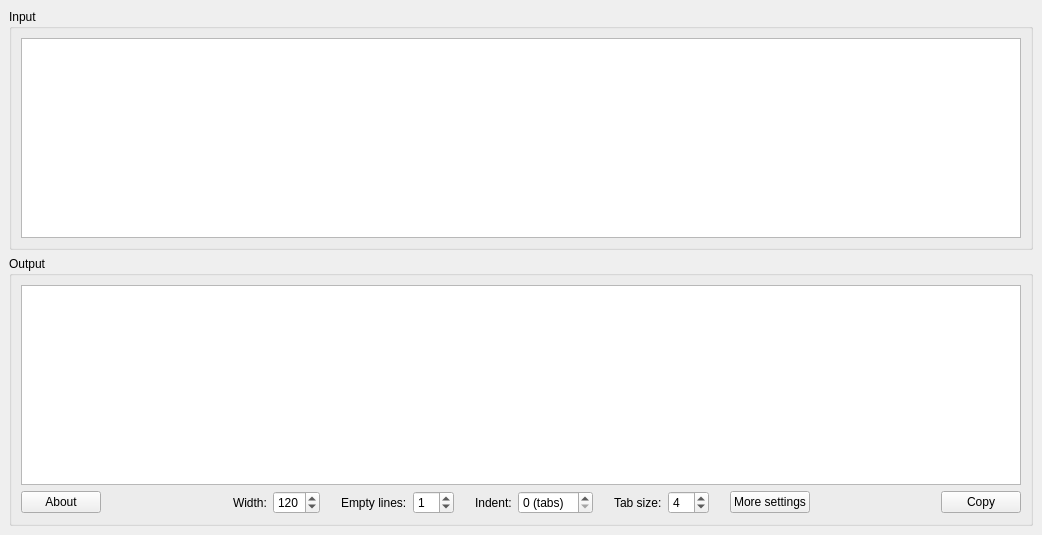
Above: UI/MainWindow.ui from Folco68/Combox before the change. Below: the same form after it.
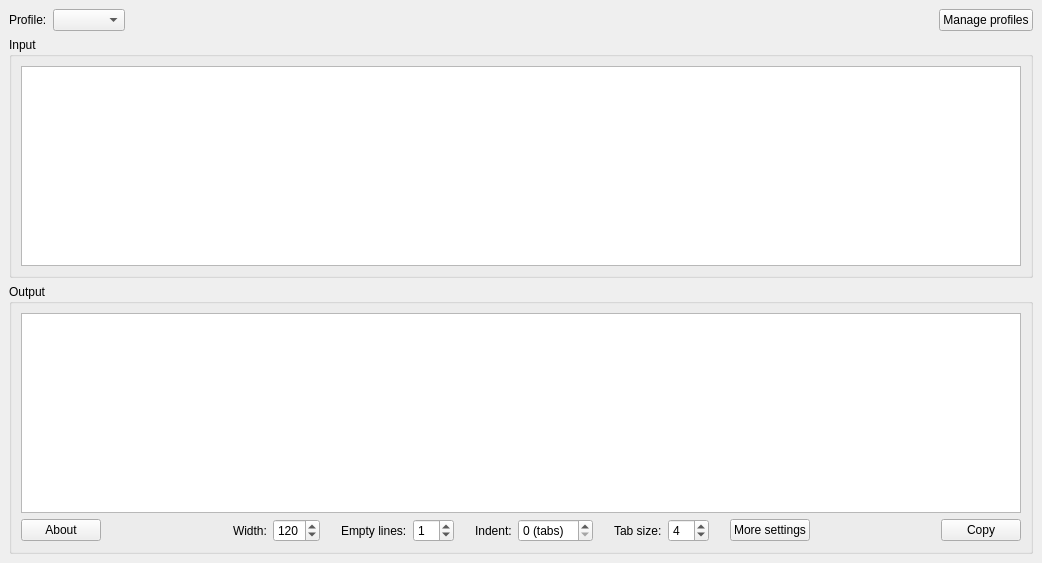
That is the form after the change. Custom widgets are drawn as their Qt base class.

Commit message: Started to implement profiles

What changed in the file:
```diff
--- a/UI/MainWindow.ui
+++ b/UI/MainWindow.ui
@@ -7,7 +7,7 @@
     <x>0</x>
     <y>0</y>
     <width>1038</width>
-    <height>528</height>
+    <height>560</height>
    </rect>
   </property>
   <property name="windowTitle">
@@ -15,6 +15,40 @@
   </property>
   <widget class="QWidget" name="centralwidget">
    <layout class="QVBoxLayout" name="verticalLayout_3">
+    <item>
+     <layout class="QHBoxLayout" name="horizontalLayout">
+      <item>
+       <widget class="QLabel" name="label">
+        <property name="text">
+         <string>Profile:</string>
+        </property>
+       </widget>
+      </item>
+      <item>
+       <widget class="QComboBox" name="comboBox"/>
+      </item>
+      <item>
+       <spacer name="horizontalSpacer">
+        <property name="orientation">
+         <enum>Qt::Orientation::Horizontal</enum>
+        </property>
+        <property name="sizeHint" stdset="0">
+         <size>
+          <width>40</width>
+          <height>20</height>
+         </size>
+        </property>
+       </spacer>
+      </item>
+      <item>
+       <widget class="QPushButton" name="pushButton">
+        <property name="text">
+         <string>Manage profiles</string>
+        </property>
+       </widget>
+      </item>
+     </layout>
+    </item>
     <item>
      <widget class="QGroupBox" name="GroupInput">
       <property name="title">
```
The commit also changes 6 other files.
